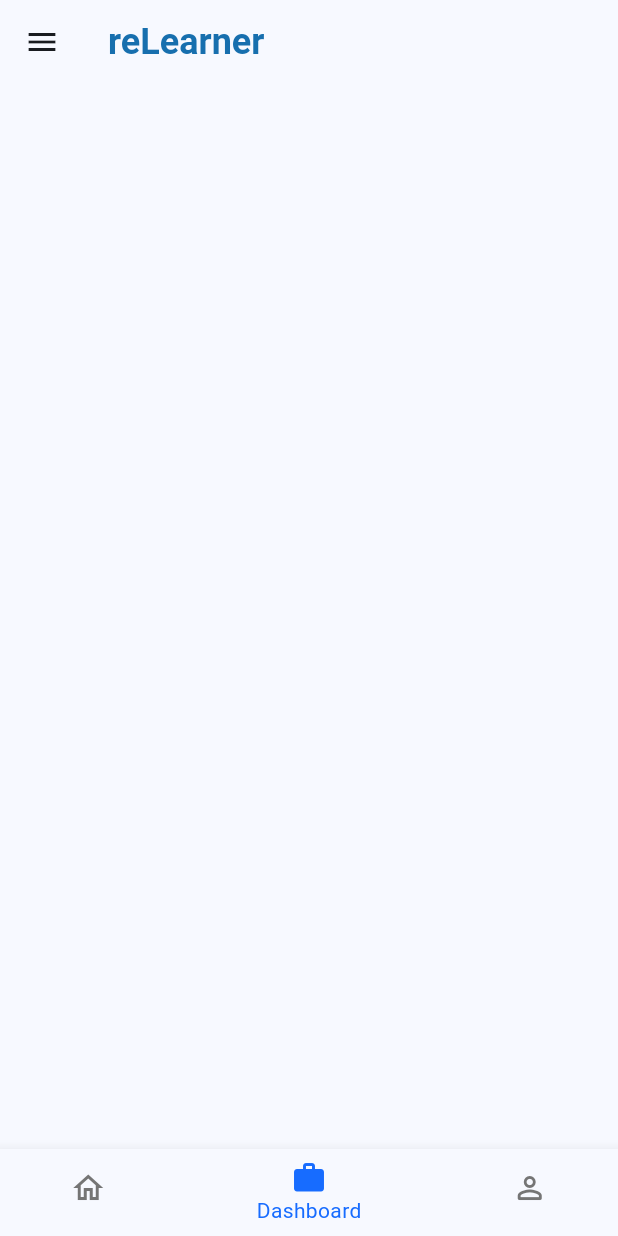
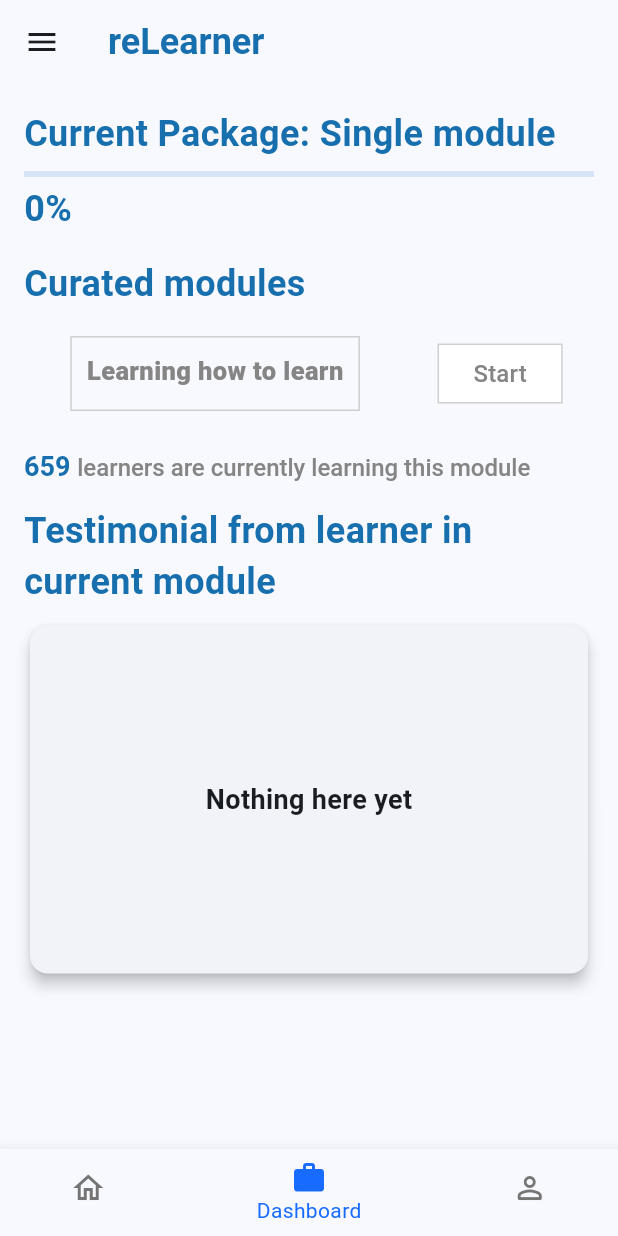
Before and after one commit to Julienexe/relearner, a Flutter app: the screen it shows after launch, item 2 of the bottom bar chosen, on a phone screen of 412 x 824 dp. Run offline on Flutter 3.47's test engine with Material 3 defaults, Android fonts, the light colour scheme and no system bars; our stand-ins replace firebase_auth, firebase_core; missing offline and left inert: dob_input_field; accounts and stored records are empty; network calls fail; Roboto replaces fonts that are missing (Arial).

Commit message:
chore: Update dashboard page with learning dashboard widget

```diff
--- a/lib/pages/dashboard_page.dart
+++ b/lib/pages/dashboard_page.dart
@@ -1,10 +1,123 @@
 import 'package:flutter/material.dart';
+import 'package:relearner/modules/general_modules.dart';
 
 class DashboardPage extends StatelessWidget {
-const DashboardPage({ Key? key }) : super(key: key);
+  const DashboardPage({super.key});
 
   @override
-  Widget build(BuildContext context){
-    return Container();
+  Widget build(BuildContext context) {
+    return const LearningDashboard();
   }
 }
+
+class LearningDashboard extends StatefulWidget {
+  const LearningDashboard({super.key});
+
+  @override
+  _LearningDashboardState createState() => _LearningDashboardState();
+}
+
+class _LearningDashboardState extends State<LearningDashboard> {
+  @override
+  Widget build(BuildContext context) {
+    return Scaffold(
+      body: SingleChildScrollView(
+        padding: const EdgeInsets.all(16.0),
+        child: Column(
+          crossAxisAlignment: CrossAxisAlignment.start,
+          mainAxisAlignment: MainAxisAlignment.spaceBetween,
+          children: [
+            Text(
+              'Current Package: Single module',
+              style: bannerTextStyle,
+            ),
+            const SizedBox(height: 8),
+            const LinearProgressIndicator(value: 0.0),
+            const SizedBox(height: 4),
+            Text(
+              '0%',
+              style: bannerTextStyle,
+            ),
+            const SizedBox(height: 16),
+            Text(
+              'Curated modules',
+              style: bannerTextStyle,
+            ),
+            const SizedBox(height: 8),
+            Row(
+              mainAxisAlignment: MainAxisAlignment.spaceAround,
+              children: [
+                curriculumBox("Learning how to learn"),
+                FilledButton(
+
+                    style: ButtonStyle(
+                      side:
+                          WidgetStateProperty.all<BorderSide>(const BorderSide(
+
+                    color: Color.fromARGB(255, 208, 207, 207),
+                    width: 1,
+
+                      )),
+                      backgroundColor:
+                          WidgetStateProperty.all<Color>(Colors.white),
+                      shape: WidgetStateProperty.all<RoundedRectangleBorder>(
+                        RoundedRectangleBorder(
+                          borderRadius: BorderRadius.circular(0),
+                        ),
+                      ),
+                    ),
+                    onPressed: () {},
+                    child: const Text('Start',style: defaultTextStyle,),
+                  ),
+              ],
+            ),
+            const SizedBox(height: 16),
+            RichText(
+              text: const TextSpan(
+                text: '659 ',
+                style: TextStyle(
+                  fontSize: 18,
+                  fontWeight: FontWeight.bold,
+                  color: themeColor,
+                ),
+                children: [
+                  TextSpan(
+                      text: 'learners are currently learning this module',
+                      style: defaultTextStyle),
+                ],
+              ),
+            ),
+            const SizedBox(height: 16),
+            Text(
+              'Testimonial from learner in current module',
+              style: bannerTextStyle,
+            ),
+            const SizedBox(height: 8),
+            Center(
+              child: Card(
+                elevation: 4,
+                child: Padding(
+                  padding: const EdgeInsets.all(16.0),
+                  child: Container(
+                    height: 200,
+                    width: 400,
+                    padding: const EdgeInsets.all(2),
+                    child: const Center(
+                      child: Text(
+                        'Nothing here yet',
+                        style: TextStyle(
+                          fontSize: 18,
+                          fontWeight: FontWeight.bold,
+                        ),
+                      ),
+                    ),
+                  ),
+                ),
+              ),
+            ),
+          ],
+        ),
+      ),
+    );
+  }
+}
```
